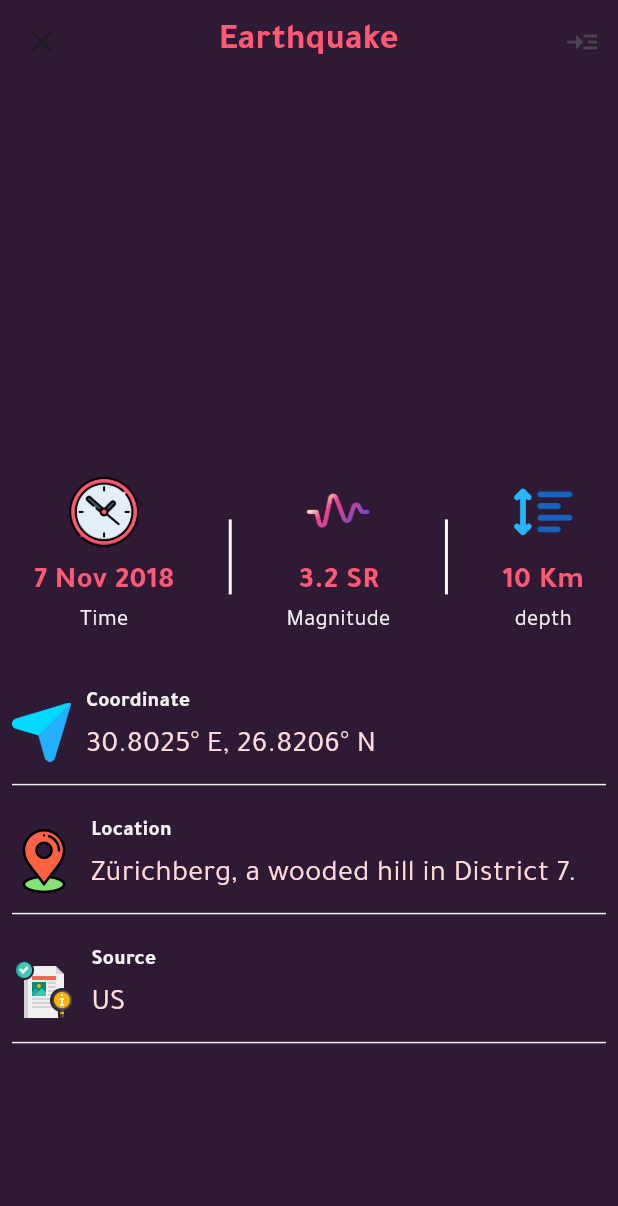
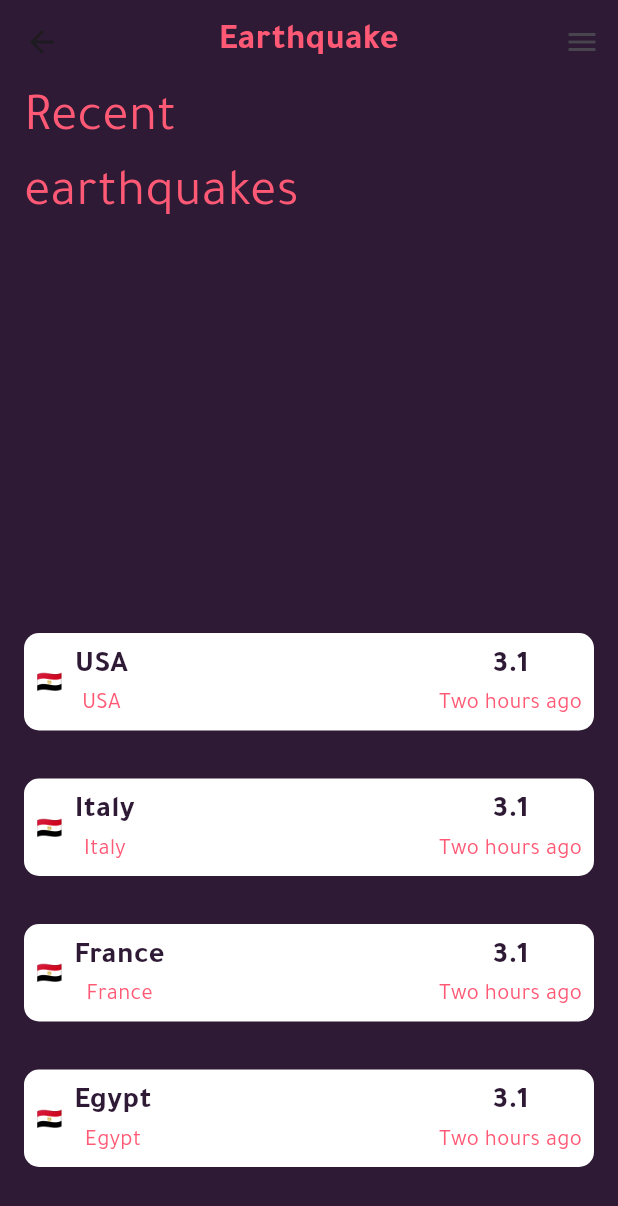
Before and after one commit to MohamedElweza/Earthquake_app, a Flutter app: the screen it shows after launch, on a phone screen of 412 x 824 dp. Shown: the top 1206 px of the screen. Run offline on Flutter 3.47's test engine with Material 3 defaults, Android fonts, the phone set to English and light mode, and no system bars; our stand-ins replace flutter_screenutil.

Commit message:
home screen

```diff
--- a/lib/main.dart
+++ b/lib/main.dart
@@ -1,4 +1,5 @@
 import 'package:earthquake/ui/screens/details/details.dart';
+import 'package:earthquake/ui/screens/home/home_screen.dart';
 import 'package:earthquake/ui/utils/styles/color_styles.dart';
 import 'package:flutter/material.dart';
 import 'package:flutter_screenutil/flutter_screenutil.dart';
@@ -17,9 +18,9 @@ class MyApp extends StatelessWidget {
       minTextAdapt: true,
       splitScreenMode: true,
       builder: (context, child){
-        return const MaterialApp(
+        return  MaterialApp(
           debugShowCheckedModeBanner: false,
-          home: Details(),
+          home: HomeScreen(),
         );
       },
     );
--- /dev/null
+++ b/lib/ui/screens/home/home_screen.dart
@@ -0,0 +1,159 @@
+// ignore_for_file: dead_code
+
+import 'package:earthquake/ui/utils/styles/color_styles.dart';
+import 'package:flutter/material.dart';
+import 'package:flutter_screenutil/flutter_screenutil.dart';
+
+class HomeScreen extends StatelessWidget {
+    HomeScreen({super.key});
+  List countryName=['USA', 'Italy','France','Egypt'];
+  List cityName=['USA', 'Italy','France','Egypt'];
+   var scrollController = ScrollController();
+
+
+
+  @override
+  Widget build(BuildContext context) {
+     String flag = generateCountryFlag();
+    return SafeArea(
+      child: Scaffold(
+        backgroundColor: ColorStyles.background,
+        appBar: AppBar(
+          backgroundColor: ColorStyles.background,
+          centerTitle: true,
+          elevation: 0,
+          leading: IconButton(
+              onPressed: () {
+                Navigator.pop(context);
+              },
+              icon: Icon(
+                Icons.arrow_back,
+              )),
+          actions: [IconButton(onPressed: () {}, icon: Icon(Icons.menu))],
+          title: Text(
+            'Earthquake',
+            style: TextStyle(
+                fontSize: 24.sp,
+                fontWeight: FontWeight.bold,
+                fontFamily: 'Tajawal',
+                color: ColorStyles.red),
+          ),
+        ),
+        body: SingleChildScrollView(
+          controller: scrollController,
+        physics: const BouncingScrollPhysics(),
+
+          child: Padding(
+            padding: EdgeInsets.symmetric(horizontal: 16.w),
+            child: Column(
+              mainAxisAlignment: MainAxisAlignment.start,
+              crossAxisAlignment: CrossAxisAlignment.start,
+              children: [
+                Container(
+                    width: 185.w,
+                    child: Text(
+                      'Recent   earthquakes',
+                      style: TextStyle(
+                          fontSize: 35.sp,
+                          fontFamily: 'Tajawal',
+                          color: ColorStyles.red),
+                    )),
+                SizedBox(
+                  height: 250.h,
+                ),
+
+
+                        ListView.builder(
+                        controller: scrollController,
+                        physics: BouncingScrollPhysics(),
+                         shrinkWrap: true,
+                          scrollDirection: Axis.vertical,
+
+                        itemCount: countryName.length,
+                        itemBuilder: (context,index){
+                          return Padding(
+                            padding:  EdgeInsets.symmetric(vertical: 16.h),
+                            child: Container(
+                              height: 65.h,
+                              decoration: BoxDecoration(
+                                 color: Colors.white,
+                                borderRadius: BorderRadius.circular(10.r)),
+                                child: CustomListTile(countryName:countryName[index] ,cityName:cityName[index] ,time: 'Two hours ago', scale: 3.1,flag: flag,)
+                            ),
+                          );
+
+                        }),
+
+
+
+
+              ],
+            ),
+          ),
+        ),
+      ),
+    );
+
+  }
+  String generateCountryFlag() {
+    String countryCode = 'eg';
+
+    String flag = countryCode.toUpperCase().replaceAllMapped(RegExp(r'[A-Z]'),
+        (match) => String.fromCharCode(match.group(0)!.codeUnitAt(0) + 127397));
+
+    return flag;
+  }
+}
+class CustomListTile extends StatelessWidget {
+  const CustomListTile({
+    super.key, required this.countryName, required this.cityName, required this.flag, required this.time ,required this.scale,S
+  });
+
+  final String countryName;
+  final String cityName;
+  final String flag;
+  final String time;
+  final double scale;
+
+
+  @override
+  Widget build(BuildContext context) {
+    return Padding(
+      padding: EdgeInsets.symmetric(horizontal: 8.0.w, vertical: 8.0.h),
+
+        child: Row(
+          mainAxisAlignment: MainAxisAlignment.start,
+          crossAxisAlignment: CrossAxisAlignment.center,
+          children: [
+                Text (flag),
+                SizedBox(
+                  width: 8.w,
+                ),
+
+            Column(
+              mainAxisSize: MainAxisSize.min,
+              crossAxisAlignment: CrossAxisAlignment.center,
+              children: [
+
+                Text(countryName, style:  TextStyle(fontFamily: 'Tajawal', fontSize: 20.sp, color: ColorStyles.background, fontWeight: FontWeight.bold), ),
+                Text(cityName, style:  TextStyle(fontFamily: 'Tajawal', fontSize: 15.sp, color: ColorStyles.red), ),
+
+              ],
+            ),
+            Spacer(),
+              Column(
+              mainAxisSize: MainAxisSize.min,
+              crossAxisAlignment: CrossAxisAlignment.center,
+              children: [
+
+                Text( '$scale', style:  TextStyle(fontFamily: 'Tajawal', fontSize: 20.sp, color: ColorStyles.background, fontWeight: FontWeight.bold), ),
+                Text(time, style:  TextStyle(fontFamily: 'Tajawal', fontSize: 15.sp, color: ColorStyles.red), ),
+
+              ],
+            ),
+          ],
+        ),
+
+    );
+  }
+}
```
Also changed, not shown: pubspec.lock.
